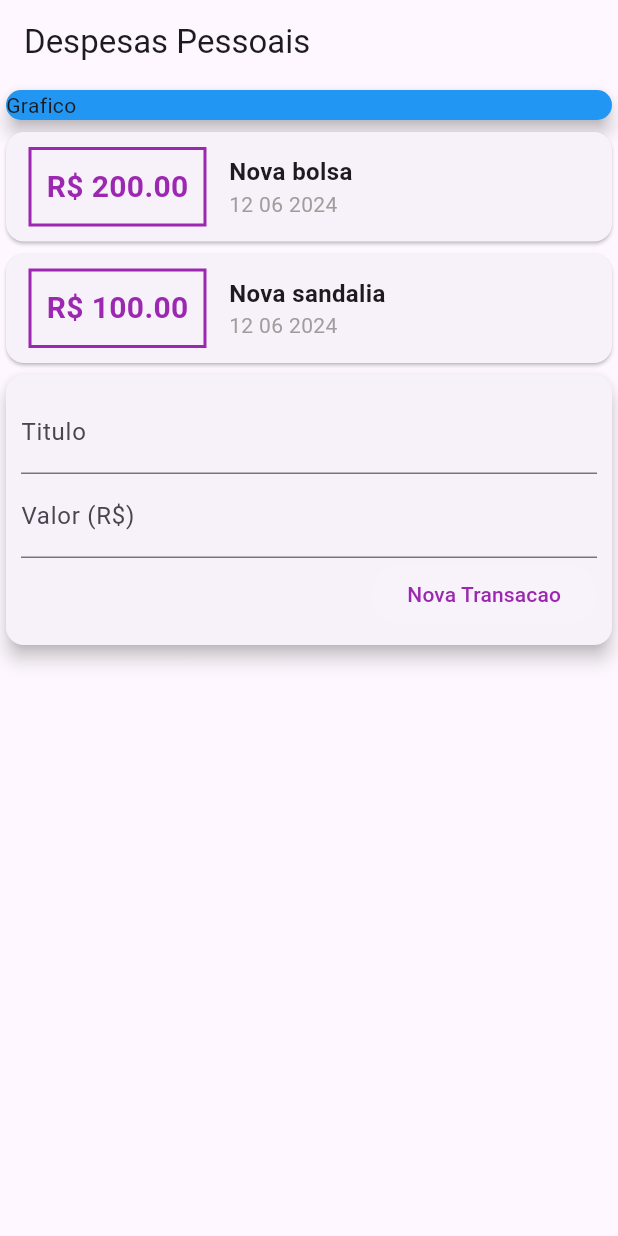
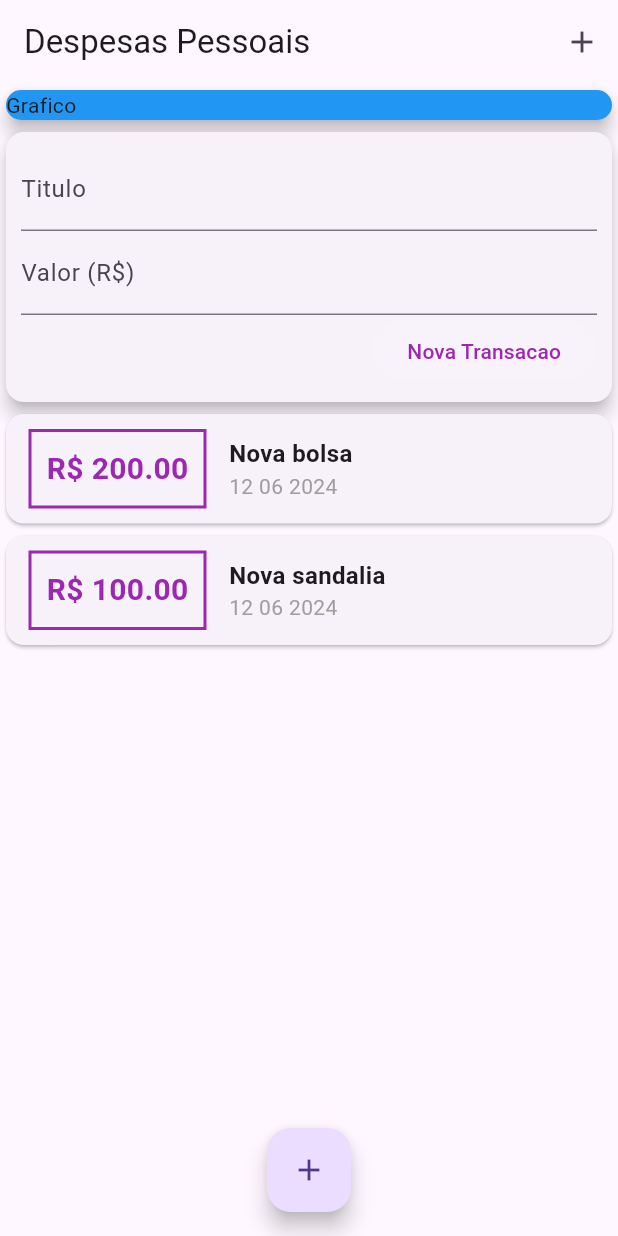
Before and after one commit to Beaads/Expenses, a Flutter app: the screen it shows after launch, after a tap on "Nova Transacao", on a phone screen of 412 x 824 dp. Run offline on Flutter 3.47's test engine with Material 3 defaults, Android fonts, the phone set to English and light mode, and no system bars.

Commit message:
continua implementaçao

```diff
--- a/lib/components/transaction_form.dart
+++ b/lib/components/transaction_form.dart
@@ -1,10 +1,20 @@
 import 'package:flutter/material.dart';
 
 class TransactionForm extends StatelessWidget {
-  TransactionForm({super.key});
+  TransactionForm(this.onSubmit, {super.key});
+  final void Function(String, double) onSubmit;
 
   final titleController = TextEditingController();
   final valueController = TextEditingController();
+
+  _submitForm() {
+      final title = titleController.text;
+      final value = double.tryParse(valueController.text) ?? 0.0;
+      if(title.isEmpty || value <= 0) {
+        return;
+      }
+      onSubmit(title, value);
+  }
 
   @override
   Widget build(BuildContext context) {
@@ -16,10 +26,13 @@ class TransactionForm extends StatelessWidget {
           children: [
             TextField(
               controller: titleController,
+              onSubmitted: (_) => _submitForm(),
               decoration: const InputDecoration(labelText: 'Titulo'),
             ),
             TextField(
               controller: valueController,
+              keyboardType: const TextInputType.numberWithOptions(decimal: true),
+              onSubmitted: (_) => _submitForm(),
               decoration: const InputDecoration(
                 labelText: 'Valor (R\$)',
               ),
@@ -28,7 +41,7 @@ class TransactionForm extends StatelessWidget {
               mainAxisAlignment: MainAxisAlignment.end,
               children: [
                 FilledButton(
-                  onPressed: () {},
+                  onPressed: _submitForm,
                   style: ButtonStyle(
                     backgroundColor:
                     WidgetStateProperty.all<Color>(Colors.white10),
--- a/lib/components/transaction_list.dart
+++ b/lib/components/transaction_list.dart
@@ -11,8 +11,12 @@ class TransactionList extends StatelessWidget {
 
   @override
   Widget build(BuildContext context) {
-    return  Column(
-      children: transactions.map((tr) {
+    return  Container(
+      height: 300,
+      child: ListView.builder(
+        itemCount: transactions.length,
+        itemBuilder: (ctx, index) {
+          final tr = transactions[index];
           return Card(
             child: Row(
               children: [
@@ -53,7 +57,8 @@ class TransactionList extends StatelessWidget {
               ],
             ),
           );
-      }).toList(),
+        }
+      ),
     );
   }
 }
--- a/lib/main.dart
+++ b/lib/main.dart
@@ -22,8 +22,14 @@ class MyHomePage extends StatelessWidget {
     return Scaffold(
       appBar: AppBar(
         title: Text('Despesas Pessoais'),
+        actions: [
+          IconButton(
+              onPressed: () {},
+              icon: Icon(Icons.add))
+        ],
       ),
-      body: Column(
+      body: SingleChildScrollView(
+        child: Column(
           crossAxisAlignment: CrossAxisAlignment.stretch,
           children: [
             Container(
@@ -36,6 +42,12 @@ class MyHomePage extends StatelessWidget {
             const TransactionUser(),
           ],
         ),
+      ),
+      floatingActionButton: FloatingActionButton(
+        child: Icon(Icons.add),
+        onPressed: () {},
+      ),
+      floatingActionButtonLocation: FloatingActionButtonLocation.centerFloat,
     );
   }
 }
```
Also changed, not shown: lib/components/transaction_user.dart (+16 -1 lines). Lines whose indentation alone changed are shown as unchanged.
